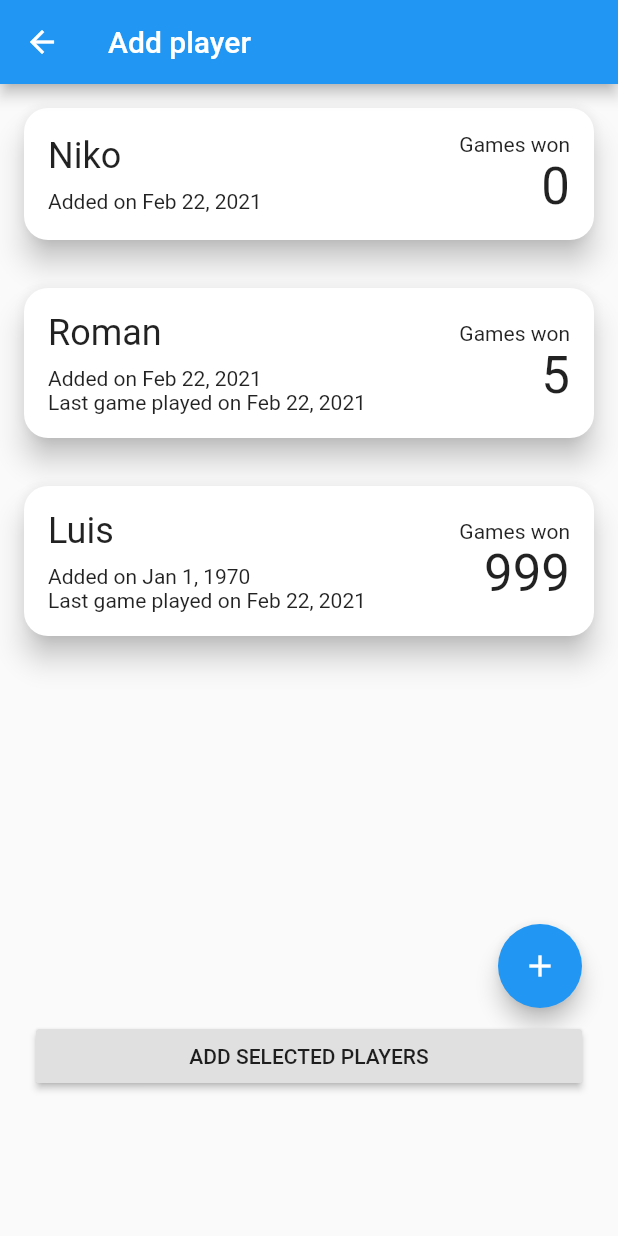
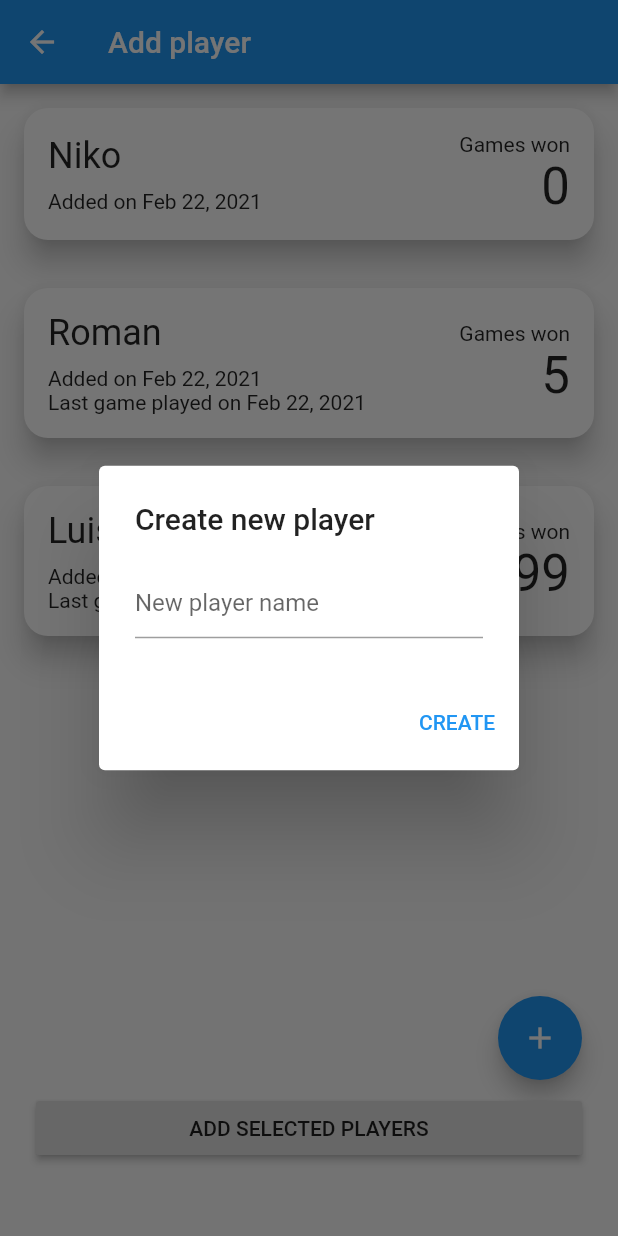
Before and after one commit to AttFlederX/DartsScoreboard, a Flutter app: the PlayerListPage screen opened directly with empty values, after a tap on the "add" icon, on a phone screen of 412 x 824 dp. Run offline on Flutter 3.47's test engine with Material 2 defaults, Android fonts, the phone set to English and light mode, and no system bars.

Commit message:
Add player addition logic

```diff
--- a/lib/pages/player_list_page.dart
+++ b/lib/pages/player_list_page.dart
@@ -51,26 +51,42 @@ class _PlayerListPageState extends State<PlayerListPage> {
                   ),
                 ],
               )
-            // list of saved games
+            // list of saved players
             : ListView.builder(
                 itemBuilder: (_, index) => players[index],
                 itemCount: players.length,
+                padding: EdgeInsets.only(bottom: 96.0),
               ),
 
         // create & add controls
-        PlayerListControls(players: players)
+        PlayerListControls(
+            players: players,
+            onPlayerAdded: (newPlayer) {
+              setState(() {
+                players.add(PlayerStatsItem(
+                  player: newPlayer,
+                  isSelectable: true,
+                  isSelected: true,
+                ));
+              });
+            }),
       ]),
     );
   }
 }
 
 class PlayerListControls extends StatelessWidget {
-  const PlayerListControls({
+  PlayerListControls({
     Key key,
     @required this.players,
+    @required this.onPlayerAdded,
   }) : super(key: key);
 
   final List<PlayerStatsItem> players;
+  final Function(Player) onPlayerAdded;
+
+  final TextEditingController _newPlayerNameController =
+      TextEditingController();
 
   @override
   Widget build(BuildContext context) {
@@ -86,7 +102,56 @@ class PlayerListControls extends StatelessWidget {
             children: [
               FloatingActionButton(
                 child: Icon(Icons.add),
-                onPressed: () {},
+                onPressed: () {
+                  showDialog(
+                    context: context,
+                    builder: (dialogContext) {
+                      return AlertDialog(
+                        title: Text('Create new player'),
+                        content: TextField(
+                          controller: _newPlayerNameController,
+                          decoration:
+                              InputDecoration(hintText: 'New player name'),
+                        ),
+                        actions: [
+                          TextButton(
+                            child: Text('CREATE'),
+                            onPressed: () async {
+                              // field is empty
+                              if (_newPlayerNameController.text.isEmpty) {
+                                Navigator.of(context).pop();
+                                Scaffold.of(context).showSnackBar(SnackBar(
+                                  content:
+                                      Text('Please enter the player\'s name'),
+                                ));
+                              } else {
+                                // try creating new player
+                                var newPlayer =
+                                    await PlayerRepository.addPlayer(
+                                        _newPlayerNameController.text);
+
+                                if (newPlayer != null) {
+                                  // player was created
+                                  onPlayerAdded(newPlayer);
+                                  Navigator.of(context).pop();
+                                  Scaffold.of(context).showSnackBar(SnackBar(
+                                    content: Text('Player added'),
+                                  ));
+                                } else {
+                                  // player already exists
+                                  Navigator.of(context).pop();
+                                  Scaffold.of(context).showSnackBar(SnackBar(
+                                    content: Text('Player already exists'),
+                                  ));
+                                }
+                              }
+                            },
+                          ),
+                        ],
+                      );
+                    },
+                  );
+                },
               ),
             ],
           ),
@@ -103,6 +168,7 @@ class PlayerListControls extends StatelessWidget {
 
               if (selectedPlayers.length >= minPlayers &&
                   selectedPlayers.length <= maxPlayers) {
+                // enough player were selected
                 Navigator.pop(context, selectedPlayers);
               } else {
                 Scaffold.of(context).removeCurrentSnackBar();
@@ -112,7 +178,6 @@ class PlayerListControls extends StatelessWidget {
               }
             },
           ),
-          SizedBox(height: 48.0),
         ],
       ),
     );
--- a/lib/repos/player_repository.dart
+++ b/lib/repos/player_repository.dart
@@ -27,4 +27,25 @@ class PlayerRepository {
   static List<Player> getAllPlayers() {
     return _players.toList();
   }
+
+  static bool verifyName(String name) {
+    return !_players.any((pl) => pl.name == name);
+  }
+
+  static Future<Player> addPlayer(String name) async {
+    if (!verifyName(name)) {
+      return null;
+    }
+
+    var newPlayer = Player(
+      id: _players.length,
+      name: name,
+      addedOn: DateTime.now(),
+      gamesWon: 0,
+      lastGamePlayedOn: null,
+    );
+    _players.add(newPlayer);
+
+    return newPlayer;
+  }
 }
```
